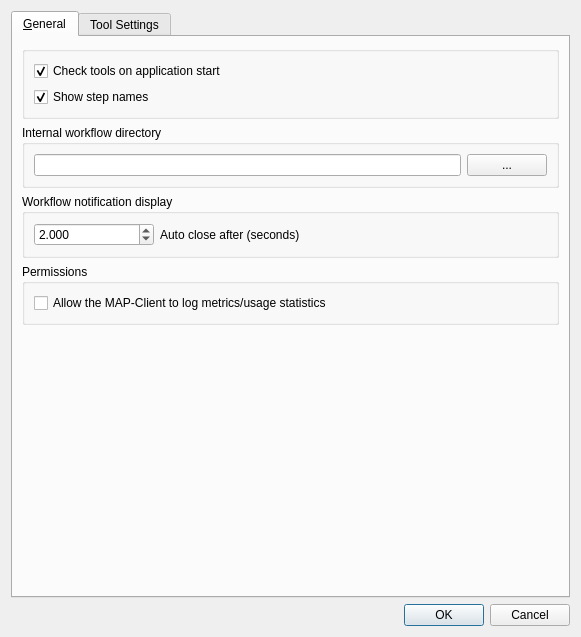
tsalemink/mapclient, file src/mapclient/view/managers/options/qt/optionsdialog.ui: the form before one commit.
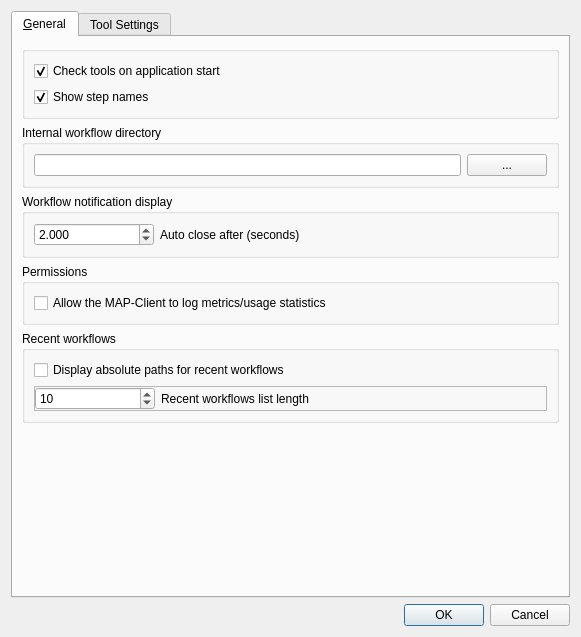
The form after the commit.

Commit message: Add user options for recents menu

Patch:
```diff
--- a/src/mapclient/view/managers/options/qt/optionsdialog.ui
+++ b/src/mapclient/view/managers/options/qt/optionsdialog.ui
@@ -139,6 +139,72 @@
          </layout>
         </widget>
        </item>
+       <item>
+        <widget class="QGroupBox" name="groupBox_4">
+         <property name="title">
+          <string>Recent workflows</string>
+         </property>
+         <layout class="QVBoxLayout" name="verticalLayout_8">
+          <item>
+           <widget class="QCheckBox" name="checkBoxAbsolutePaths">
+            <property name="toolTip">
+             <string>If deselected, minimum difference paths will be displayed.</string>
+            </property>
+            <property name="text">
+             <string>Display absolute paths for recent workflows</string>
+            </property>
+           </widget>
+          </item>
+          <item>
+           <widget class="QFrame" name="frame">
+            <property name="frameShape">
+             <enum>QFrame::StyledPanel</enum>
+            </property>
+            <property name="frameShadow">
+             <enum>QFrame::Raised</enum>
+            </property>
+            <layout class="QHBoxLayout" name="horizontalLayout_5">
+             <property name="leftMargin">
+              <number>0</number>
+             </property>
+             <property name="topMargin">
+              <number>0</number>
+             </property>
+             <property name="rightMargin">
+              <number>0</number>
+             </property>
+             <property name="bottomMargin">
+              <number>0</number>
+             </property>
+             <item>
+              <widget class="QSpinBox" name="spinBoxRecentsLength">
+               <property name="maximumSize">
+                <size>
+                 <width>120</width>
+                 <height>16777215</height>
+                </size>
+               </property>
+               <property name="minimum">
+                <number>1</number>
+               </property>
+               <property name="value">
+                <number>10</number>
+               </property>
+              </widget>
+             </item>
+             <item>
+              <widget class="QLabel" name="label_2">
+               <property name="text">
+                <string>Recent workflows list length</string>
+               </property>
+              </widget>
+             </item>
+            </layout>
+           </widget>
+          </item>
+         </layout>
+        </widget>
+       </item>
        <item>
         <spacer name="verticalSpacer">
          <property name="orientation">
```
The commit also changes 6 other files.
